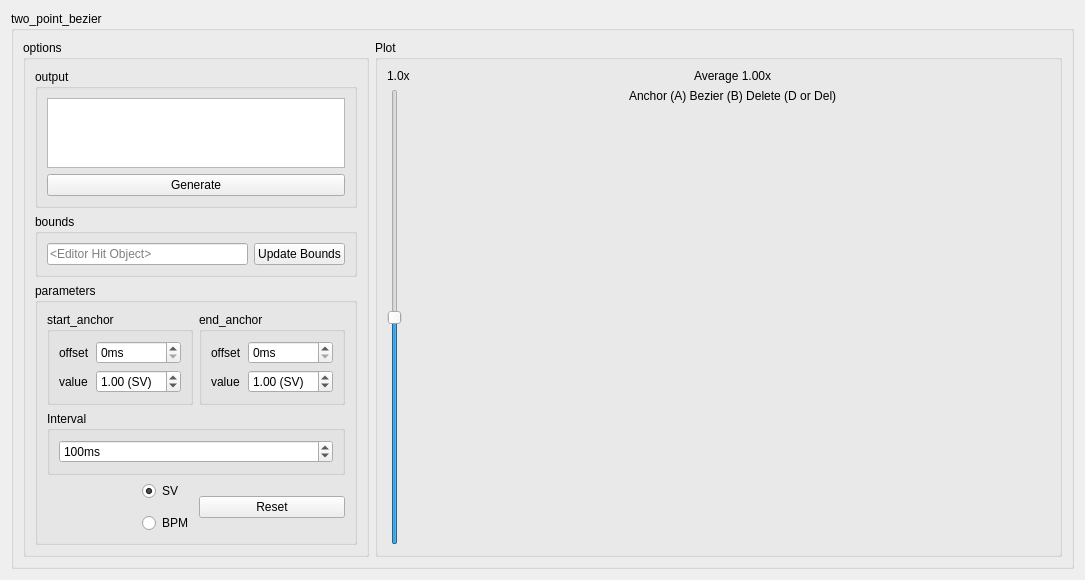
This is ui/twopointbezier.ui in Eve-ning/reamber as Qt 5 draws it before an edit. The edited form follows.
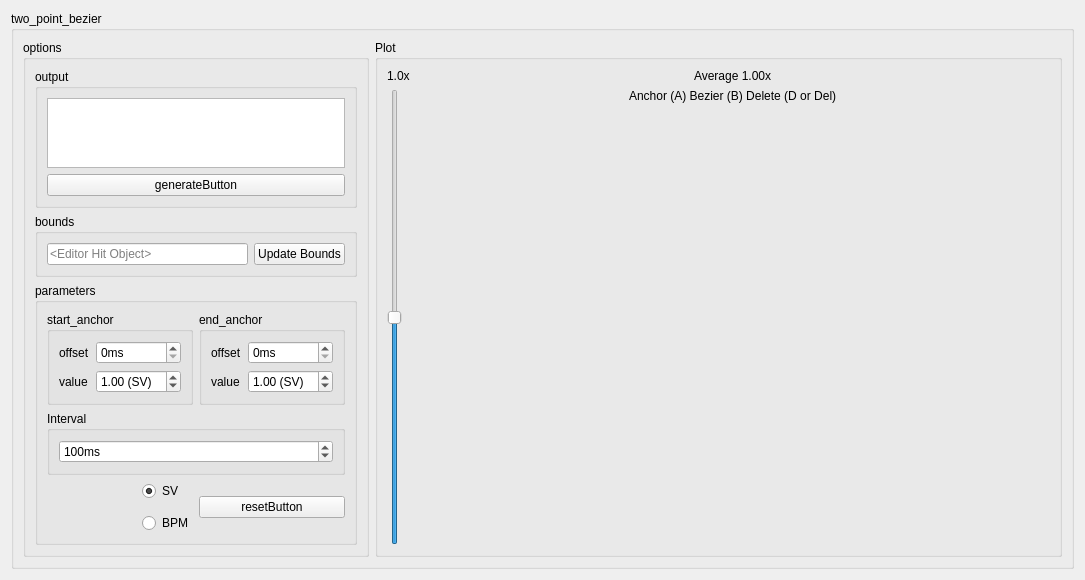
This is the edited form. Custom widgets are drawn as their Qt base class.

Commit message: Fix generateButton Case

Diff of the .ui file:
```diff
--- a/ui/twopointbezier.ui
+++ b/ui/twopointbezier.ui
@@ -111,7 +111,7 @@
             <item row="1" column="0" colspan="2">
              <widget class="QPushButton" name="generate">
               <property name="text">
-               <string>Generate</string>
+               <string>generateButton</string>
               </property>
              </widget>
             </item>
@@ -314,7 +314,7 @@
             <item row="4" column="2" rowspan="3">
              <widget class="QPushButton" name="reset">
               <property name="text">
-               <string>Reset</string>
+               <string>resetButton</string>
               </property>
              </widget>
             </item>
```
Left out of the diff: 20 changed lines with no effect on the pictures. The commit also changes 10 other files.
